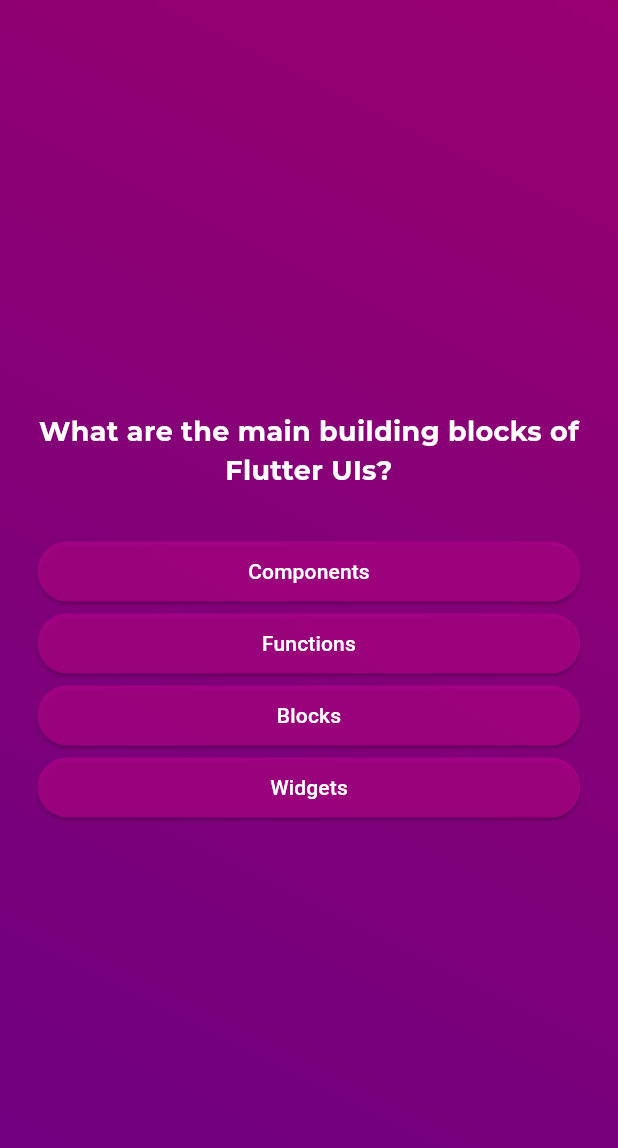
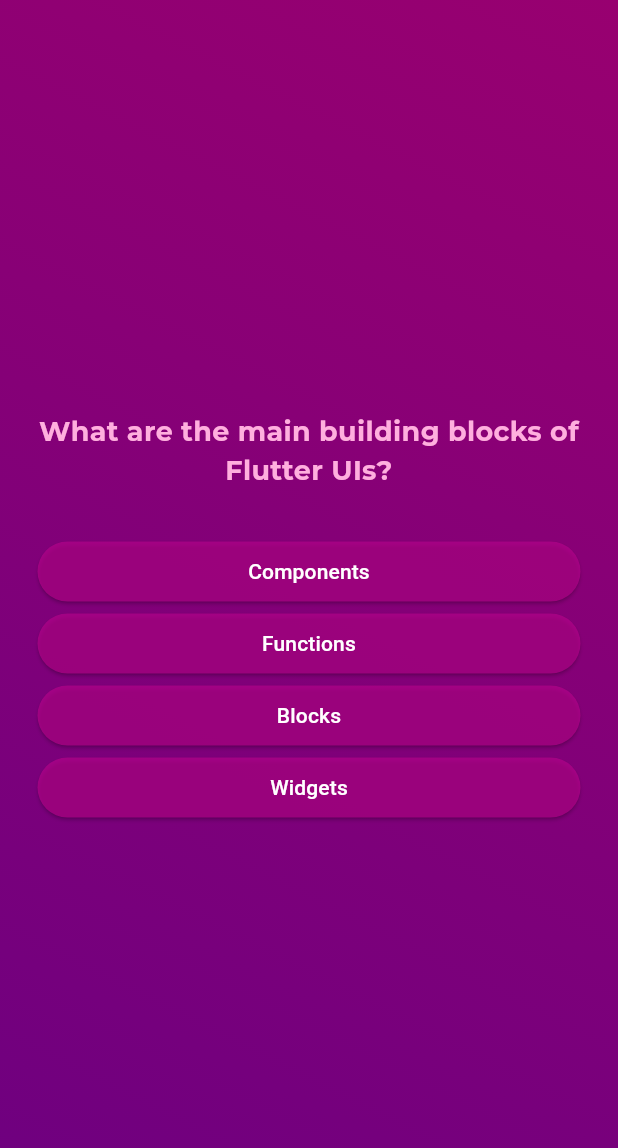
Before and after one commit to hurairamuzammal/Quiz-Application-Using-Flutter, a Flutter app: the screen it shows after launch, after a tap on "Start Quiz", on a phone screen of 412 x 824 dp. Shown: the top 1148 px of the screen. Run offline on Flutter 3.47's test engine with Material 3 defaults, Android fonts, the phone set to English and light mode, and no system bars; our stand-ins replace google_fonts.

Commit message:
font colour lec 75

```diff
--- a/lib/questions_screen.dart
+++ b/lib/questions_screen.dart
@@ -42,10 +42,9 @@
             Text(
               currentQuestion.text,
               style: GoogleFonts.montserrat(
-                fontSize: 18,
-                fontWeight: FontWeight.bold,
-                color: Colors.white,
-              ),
+                  fontSize: 18,
+                  fontWeight: FontWeight.bold,
+                  color: const Color.fromARGB(255, 255, 175, 222)),
               // style: const TextStyle(
               //   fontSize: 24,
               //   fontWeight: FontWeight.bold,
```
